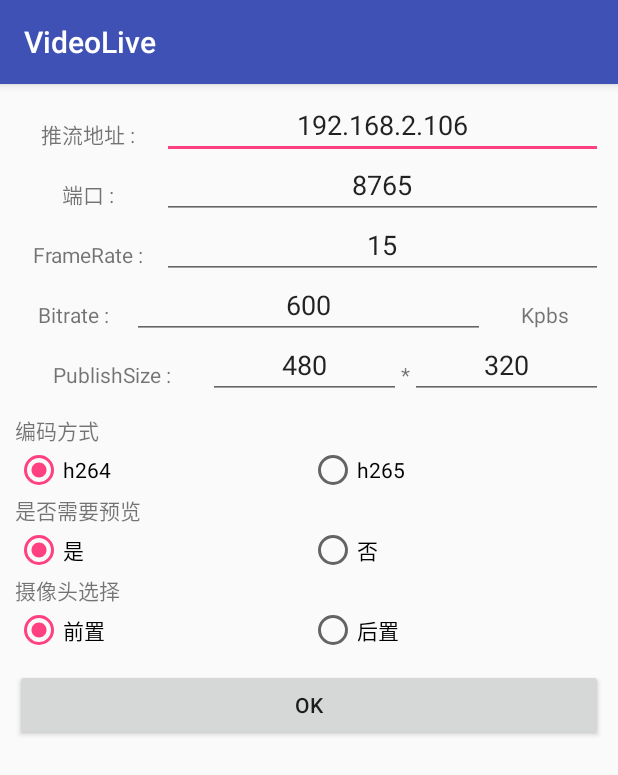
After one commit to wbaizx/VideoLive, an Android app: the SendReady screen opened directly, with no data from a screen before it, on a phone screen of 412 x 824 dp. The commit adds this screen. Shown: the top 775 px of the screen. Run offline under Robolectric (Android 15) with nearby library versions, the phone set to English and light mode, and no system bars.

Commit message:
优化，接收端去掉分辨率设置，完善demo

```diff
--- a/app/src/main/AndroidManifest.xml
+++ b/app/src/main/AndroidManifest.xml
@@ -24,7 +24,9 @@
         <activity
             android:name=".Send"
             android:hardwareAccelerated="true" />
-        <activity android:name=".Recive"></activity>
+        <activity android:name=".Recive" />
+        <activity android:name=".SendReady" />
+        <activity android:name=".ReciveReady"></activity>
     </application>
 
 </manifest>
--- a/app/src/main/java/com/videolive/MainActivity.java
+++ b/app/src/main/java/com/videolive/MainActivity.java
@@ -51,13 +51,13 @@ public class MainActivity extends AppCompatActivity {
         push.setOnClickListener(new View.OnClickListener() {
             @Override
             public void onClick(View view) {
-                startActivity(new Intent(MainActivity.this, Send.class));
+                startActivity(new Intent(MainActivity.this, SendReady.class));
             }
         });
         pull.setOnClickListener(new View.OnClickListener() {
             @Override
             public void onClick(View view) {
-                startActivity(new Intent(MainActivity.this, Recive.class));
+                startActivity(new Intent(MainActivity.this, ReciveReady.class));
             }
         });
     }
--- /dev/null
+++ b/app/src/main/java/com/videolive/SendReady.java
@@ -0,0 +1,78 @@
+package com.videolive;
+
+import android.content.Intent;
+import android.os.Bundle;
+import android.support.v7.app.AppCompatActivity;
+import android.view.View;
+import android.widget.Button;
+import android.widget.EditText;
+import android.widget.RadioGroup;
+
+import com.library.vd.VDEncoder;
+
+public class SendReady extends AppCompatActivity {
+    private EditText url;
+    private EditText port;
+    private EditText framerate;
+    private EditText bitrate;
+    private EditText width;
+    private EditText height;
+    private RadioGroup videoCode;
+    private RadioGroup preview;
+    private RadioGroup rotate;
+    private Button begin;
+
+    @Override
+    protected void onCreate(Bundle savedInstanceState) {
+        super.onCreate(savedInstanceState);
+        setContentView(R.layout.activity_send_ready);
+
+        url = findViewById(R.id.url);
+        port = findViewById(R.id.port);
+        framerate = findViewById(R.id.framerate);
+        bitrate = findViewById(R.id.bitrate);
+        width = findViewById(R.id.width);
+        height = findViewById(R.id.height);
+        videoCode = findViewById(R.id.svideoCode);
+        preview = findViewById(R.id.preview);
+        rotate = findViewById(R.id.rotate);
+        begin = findViewById(R.id.begin);
+
+        begin.setOnClickListener(new View.OnClickListener() {
+            @Override
+            public void onClick(View view) {
+                star();
+            }
+        });
+    }
+
+    private void star() {
+        Intent intent = new Intent(this, Send.class);
+        Bundle bundle = new Bundle();
+        bundle.putString("url", url.getText().toString());
+        bundle.putInt("port", Integer.parseInt(port.getText().toString()));
+        bundle.putInt("framerate", Integer.parseInt(framerate.getText().toString()));
+        bundle.putInt("bitrate", Integer.parseInt(bitrate.getText().toString()) * 1024);
+        bundle.putInt("width", Integer.parseInt(width.getText().toString()));
+        bundle.putInt("height", Integer.parseInt(height.getText().toString()));
+
+        if (videoCode.getCheckedRadioButtonId() == R.id.sh264) {
+            bundle.putString("videoCode", VDEncoder.H264);
+        } else {
+            bundle.putString("videoCode", VDEncoder.H265);
+        }
+        if (preview.getCheckedRadioButtonId() == R.id.haspreview) {
+            bundle.putBoolean("ispreview", true);
+        } else {
+            bundle.putBoolean("ispreview", false);
+        }
+        if (rotate.getCheckedRadioButtonId() == R.id.front) {
+            bundle.putBoolean("rotate", true);
+        } else {
+            bundle.putBoolean("rotate", false);
+        }
+
+        intent.putExtras(bundle);
+        startActivity(intent);
+    }
+}
--- /dev/null
+++ b/app/src/main/res/layout/activity_send_ready.xml
@@ -0,0 +1,227 @@
+<?xml version="1.0" encoding="utf-8"?>
+<LinearLayout xmlns:android="http://schemas.android.com/apk/res/android"
+    xmlns:tools="http://schemas.android.com/tools"
+    android:layout_width="match_parent"
+    android:layout_height="match_parent"
+    android:orientation="vertical"
+    android:padding="10dp"
+    tools:context="com.videolive.SendReady">
+
+    <LinearLayout
+        android:layout_width="match_parent"
+        android:layout_height="wrap_content"
+        android:orientation="horizontal">
+
+        <TextView
+            android:layout_width="0dp"
+            android:layout_height="40dp"
+            android:layout_weight="1"
+            android:gravity="center"
+            android:text="推流地址 :" />
+
+        <EditText
+            android:id="@+id/url"
+            android:layout_width="0dp"
+            android:layout_height="40dp"
+            android:layout_weight="3"
+            android:gravity="center"
+            android:text="192.168.2.106" />
+    </LinearLayout>
+
+    <LinearLayout
+        android:layout_width="match_parent"
+        android:layout_height="wrap_content"
+        android:orientation="horizontal">
+
+        <TextView
+            android:layout_width="0dp"
+            android:layout_height="40dp"
+            android:layout_weight="1"
+            android:gravity="center"
+            android:text="端口 :" />
+
+        <EditText
+            android:id="@+id/port"
+            android:layout_width="0dp"
+            android:layout_height="40dp"
+            android:layout_weight="3"
+            android:gravity="center"
+            android:text="8765" />
+    </LinearLayout>
+
+    <LinearLayout
+        android:layout_width="match_parent"
+        android:layout_height="wrap_content"
+        android:orientation="horizontal">
+
+        <TextView
+            android:layout_width="0dp"
+            android:layout_height="40dp"
+            android:layout_weight="1"
+            android:gravity="center"
+            android:text="FrameRate :" />
+
+        <EditText
+            android:id="@+id/framerate"
+            android:layout_width="0dp"
+            android:layout_height="40dp"
+            android:layout_weight="3"
+            android:gravity="center"
+            android:text="15" />
+
+
+    </LinearLayout>
+
+    <LinearLayout
+        android:layout_width="match_parent"
+        android:layout_height="wrap_content"
+        android:orientation="horizontal">
+
+        <TextView
+            android:layout_width="0dp"
+            android:layout_height="40dp"
+            android:layout_weight="1"
+            android:gravity="center"
+            android:text="Bitrate :" />
+
+        <EditText
+            android:id="@+id/bitrate"
+            android:layout_width="0dp"
+            android:layout_height="40dp"
+            android:layout_weight="3"
+            android:gravity="center"
+            android:text="600" />
+
+        <TextView
+            android:layout_width="0dp"
+            android:layout_height="40dp"
+            android:layout_weight="1"
+            android:gravity="center"
+            android:text="Kpbs" />
+    </LinearLayout>
+
+    <LinearLayout
+        android:layout_width="match_parent"
+        android:layout_height="wrap_content"
+        android:orientation="horizontal">
+
+        <TextView
+            android:layout_width="0dp"
+            android:layout_height="40dp"
+            android:layout_weight="1"
+            android:gravity="center"
+            android:text="PublishSize :" />
+
+        <EditText
+            android:id="@+id/width"
+            android:layout_width="0dp"
+            android:layout_height="40dp"
+            android:layout_weight="1"
+            android:gravity="center"
+            android:text="480" />
+
+        <TextView
+            android:layout_width="wrap_content"
+            android:layout_height="40dp"
+            android:gravity="center"
+            android:text="*" />
+
+        <EditText
+            android:id="@+id/height"
+            android:layout_width="0dp"
+            android:layout_height="40dp"
+            android:layout_weight="1"
+            android:gravity="center"
+            android:text="320" />
+    </LinearLayout>
+
+    <TextView
+        android:layout_width="match_parent"
+        android:layout_height="wrap_content"
+        android:layout_marginTop="10dp"
+        android:text="编码方式" />
+
+    <RadioGroup
+        android:id="@+id/svideoCode"
+        android:layout_width="match_parent"
+        android:layout_height="wrap_content"
+        android:orientation="horizontal">
+
+        <RadioButton
+            android:id="@+id/sh264"
+            android:layout_width="0dp"
+            android:layout_height="wrap_content"
+            android:layout_weight="1"
+            android:checked="true"
+            android:text="h264" />
+
+        <RadioButton
+            android:id="@+id/sh265"
+            android:layout_width="0dp"
+            android:layout_height="wrap_content"
+            android:layout_weight="1"
+            android:text="h265" />
+    </RadioGroup>
+
+    <TextView
+        android:layout_width="match_parent"
+        android:layout_height="wrap_content"
+        android:text="是否需要预览" />
+
+    <RadioGroup
+        android:id="@+id/preview"
+        android:layout_width="match_parent"
+        android:layout_height="wrap_content"
+        android:orientation="horizontal">
+
+        <RadioButton
+            android:id="@+id/haspreview"
+            android:layout_width="0dp"
+            android:layout_height="wrap_content"
+            android:layout_weight="1"
+            android:checked="true"
+            android:text="是" />
+
+        <RadioButton
+            android:id="@+id/nopreview"
+            android:layout_width="0dp"
+            android:layout_height="wrap_content"
+            android:layout_weight="1"
+            android:text="否" />
+    </RadioGroup>
+
+    <TextView
+        android:layout_width="match_parent"
+        android:layout_height="wrap_content"
+        android:text="摄像头选择" />
+
+    <RadioGroup
+        android:id="@+id/rotate"
+        android:layout_width="match_parent"
+        android:layout_height="wrap_content"
+        android:orientation="horizontal">
+
+        <RadioButton
+            android:id="@+id/front"
+            android:layout_width="0dp"
+            android:layout_height="wrap_content"
+            android:layout_weight="1"
+            android:checked="true"
+            android:text="前置" />
+
+        <RadioButton
+            android:id="@+id/back"
+            android:layout_width="0dp"
+            android:layout_height="wrap_content"
+            android:layout_weight="1"
+            android:text="后置" />
+    </RadioGroup>
+
+
+    <Button
+        android:id="@+id/begin"
+        android:layout_width="match_parent"
+        android:layout_height="wrap_content"
+        android:layout_marginTop="10dp"
+        android:text="ok" />
+</LinearLayout>
--- a/build.gradle
+++ b/build.gradle
@@ -8,7 +8,7 @@ buildscript {
     }
     dependencies {
         classpath 'com.android.tools.build:gradle:3.0.0'
-        classpath 'com.github.dcendents:android-maven-gradle-plugin:1.5'
+        classpath 'com.github.dcendents:android-maven-gradle-plugin:2.0'
 
         // NOTE: Do not place your application dependencies here; they belong
         // in the individual module build.gradle files
--- a/library/src/main/java/com/library/util/data/Value.java
+++ b/library/src/main/java/com/library/util/data/Value.java
@@ -5,15 +5,13 @@ package com.library.util.data;
  */
 
 public class Value {
-    public static String IP = null;
-    public static int PORT;
-
     public static final int QueueNum = 200;
     public static final int sleepTime = 10;
 
     public static int getTime() {
         return (int) (System.currentTimeMillis() % (long) 1000000000);
     }
+
     public static long getFPS() {
         return System.nanoTime() / 1000;
     }
```
Also changed, not shown: app/src/main/java/com/videolive/Recive.java (+4 -28 lines), app/src/main/java/com/videolive/ReciveReady.java (added, +47 -0 lines), app/src/main/java/com/videolive/Send.java (+9 -31 lines), app/src/main/res/layout/activity_recive_ready.xml (added, +66 -0 lines), library/src/main/java/com/library/Player.java (+3 -25 lines), library/src/main/java/com/library/Publish.java (+4 -11 lines), library/src/main/java/com/library/stream/upd/UdpRecive.java (+4 -3 lines), library/src/main/java/com/library/stream/upd/UdpSend.java (+5 -5 lines), library/src/main/java/com/library/vd/VDDecoder.java (+6 -18 lines), library/src/main/java/com/library/vd/VDEncoder.java (+2 -5 lines), 1 other file.
